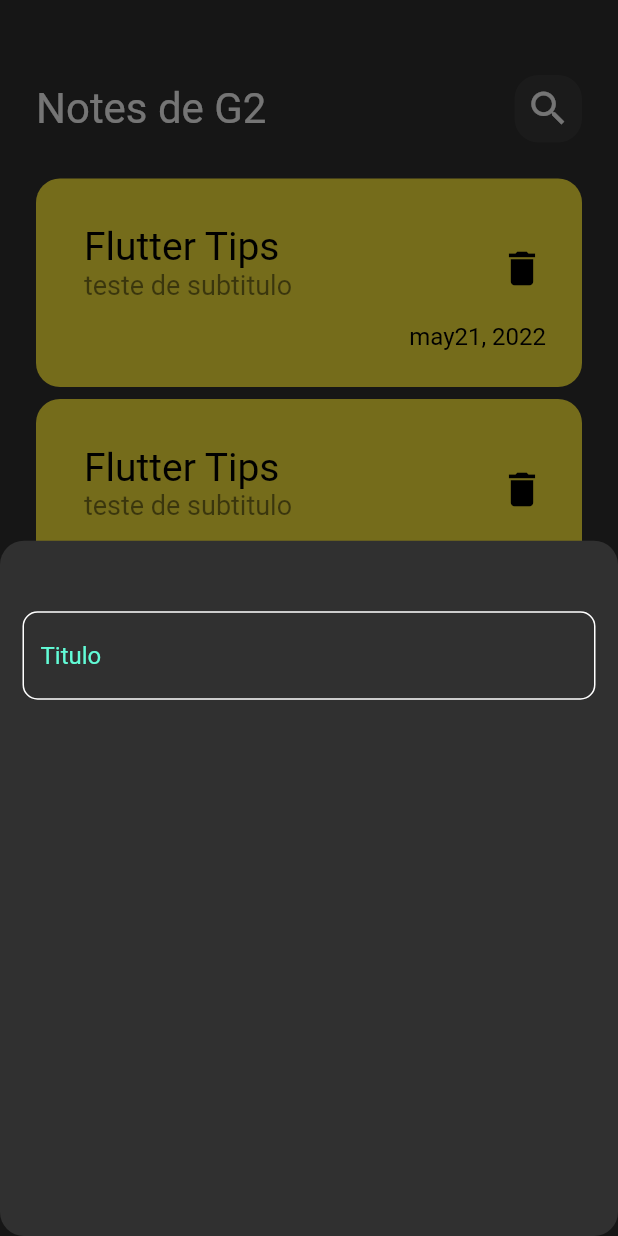
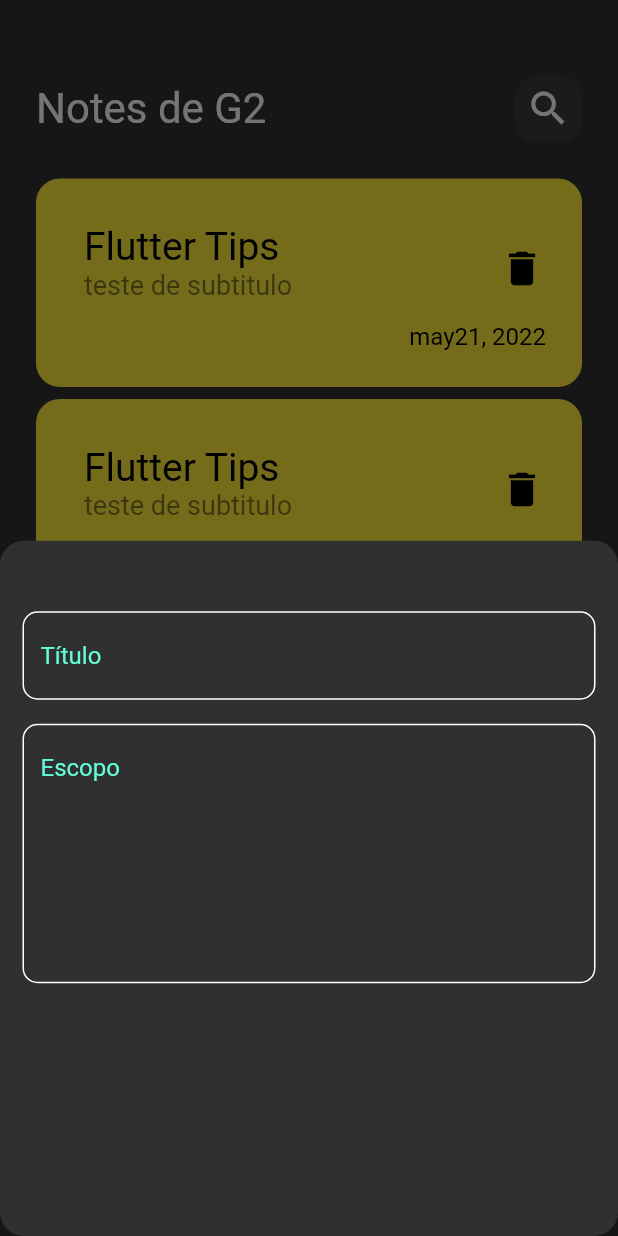
Before and after one commit to guilhermeoliveirac/Notas-App, a Flutter app: the screen it shows after launch, after a tap on the "add" icon, on a phone screen of 412 x 824 dp. Run offline on Flutter 3.47's test engine with Material 2 defaults, Android fonts, the phone set to English and light mode, and no system bars.

Commit message:
create bottom field sheet

```diff
--- a/lib/views/widgets/add_note_bottom_sheet.dart
+++ b/lib/views/widgets/add_note_bottom_sheet.dart
@@ -20,7 +20,16 @@ class AddNoteBottomSheet extends StatelessWidget {
           SizedBox(
             height: 32,
           ),
-          CustomTextField(),
+          CustomTextField(
+            hint: 'Título',
+          ),
+          SizedBox(
+            height: 16,
+          ),
+          CustomTextField(
+            hint: 'Escopo',
+            maxLines: 7,
+          ),
         ],
       ),
     );
--- a/lib/views/widgets/custom_text_field.dart
+++ b/lib/views/widgets/custom_text_field.dart
@@ -2,13 +2,17 @@ import 'package:flutter/material.dart';
 import 'package:note/views/widgets/constants.dart';
 
 class CustomTextField extends StatelessWidget {
-  const CustomTextField({super.key});
+  const CustomTextField({super.key, required this.hint, this.maxLines = 1});
+
+  final String hint;
+  final int maxLines;
 
   @override
   Widget build(BuildContext context) {
     return TextField(
+      maxLines: maxLines,
       decoration: InputDecoration(
-        hintText: 'Titulo',
+        hintText: hint,
         hintStyle: TextStyle(
           color: kPrimaryColor,
         ),
```
